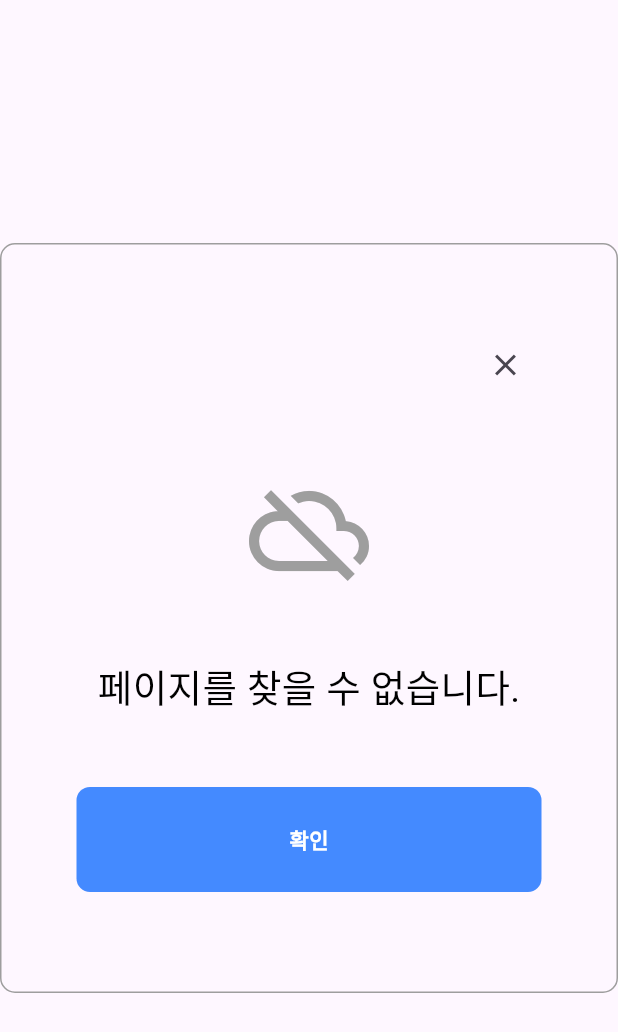
After one commit to janeny117/chat_app, a Flutter app: the ErrorBubble screen opened directly, on a phone screen of 412 x 824 dp. The commit adds this screen. Shown: the top 1032 px of the screen. Run offline on Flutter 3.47's test engine with Material 3 defaults, Android fonts, the phone set to English and light mode, and no system bars; our stand-ins replace cloud_firestore, firebase_auth, firebase_core; accounts and stored records are empty.

Commit message:
error_bubble.dart 는 에러가 생길 때 메시지를 담고 있는 컨테이너를 의미한다 error_page.dart 는 ErrorBubble을 가지고 와서 출력하는 페이지이다 (아직, 더 구현이 필요).

```diff
--- /dev/null
+++ b/lib/components/error_bubble.dart
@@ -0,0 +1,66 @@
+import 'package:chat_app_tutorial/components/my_button.dart';
+import 'package:flutter/cupertino.dart';
+import 'package:flutter/material.dart';
+
+class ErrorBubble extends StatelessWidget {
+
+  //텍스트 필드
+  final String text;
+
+  //해당 에러버블을 호출시 필요한 파라미터는 text임
+  const ErrorBubble({super.key, required this.text});
+
+  //확인 버튼에 기능 부여하기
+  /*void onTap(){
+    Navigator.pop(context);
+  }*/
+
+  //iconButton 닫기에 기능을 부여하기
+  void onClose(){}
+
+  @override
+  Widget build(BuildContext context) {
+    return Scaffold(
+        body: Center(
+          child: Container(
+            height:500,
+            width: 500,
+            padding: const EdgeInsets.only(
+              left: 50.0, top: 10.0, right: 50.0, bottom: 20.0,
+            ),
+            decoration: BoxDecoration(
+              borderRadius: BorderRadius.circular(10),
+              border: Border.all(color: Colors.grey, width: 1,),
+            ),
+            child: Column(
+              mainAxisAlignment: MainAxisAlignment.spaceEvenly,
+              children: [
+                Align(
+                    alignment: Alignment.topRight,
+                 child: IconButton(
+                   onPressed: () {Navigator.pop(context);},
+                   icon: const Icon(Icons.close),
+                 )
+                ),
+                Icon(
+                  Icons.cloud_off_outlined,
+                  color: Colors.grey[500],
+                  size: 80,
+                ),
+                Text(
+                  text,
+                  style: TextStyle(
+                    fontSize: 25,
+                    color: Colors.black,
+                  ),
+                ),
+                GestureDetector(
+                  child: MyButton(onTap: (){Navigator.pop(context);}, text: "확인"),
+                )
+              ],
+            )
+          )
+        ),
+      );
+  }
+}
--- a/lib/main.dart
+++ b/lib/main.dart
@@ -1,4 +1,6 @@
+import 'package:chat_app_tutorial/components/error_bubble.dart';
 import 'package:chat_app_tutorial/firebase_options.dart';
+import 'package:chat_app_tutorial/pages/error_page.dart';
 import 'package:chat_app_tutorial/services/auth/auth_gate.dart';
 import 'package:chat_app_tutorial/services/auth/auth_service.dart';
 import 'package:firebase_core/firebase_core.dart';
@@ -26,7 +28,6 @@ class MyApp extends StatelessWidget {
     return const MaterialApp(
         debugShowCheckedModeBanner: false,
         home: AuthGate(),
-
     );
   }
 }
--- /dev/null
+++ b/lib/pages/error_page.dart
@@ -0,0 +1,17 @@
+import 'package:flutter/material.dart';
+
+import '../components/error_bubble.dart';
+
+class ErrorPage extends StatefulWidget {
+  const ErrorPage({super.key});
+
+  @override
+  State<ErrorPage> createState() => _ErrorPageState();
+}
+
+class _ErrorPageState extends State<ErrorPage> {
+  @override
+  Widget build(BuildContext context) {
+    return ErrorBubble(text: "페이지를 찾을 수 없습니다.");
+  }
+}
--- a/lib/pages/home_page.dart
+++ b/lib/pages/home_page.dart
@@ -1,4 +1,5 @@
 import 'package:chat_app_tutorial/pages/chat_page.dart';
+import 'package:chat_app_tutorial/pages/error_page.dart';
 import 'package:chat_app_tutorial/services/auth/auth_service.dart';
 import 'package:cloud_firestore/cloud_firestore.dart';
 import 'package:firebase_auth/firebase_auth.dart';
@@ -49,7 +50,7 @@ class _HomePageState extends State<HomePage> {
       stream: FirebaseFirestore.instance.collection('users').snapshots(),
       builder: (context, snapshot) {
         if (snapshot.hasError) {
-          return const Text('error');
+          return const Text("error");
         }
         if (snapshot.connectionState == ConnectionState.waiting) {
           return const Text("loading");
```
